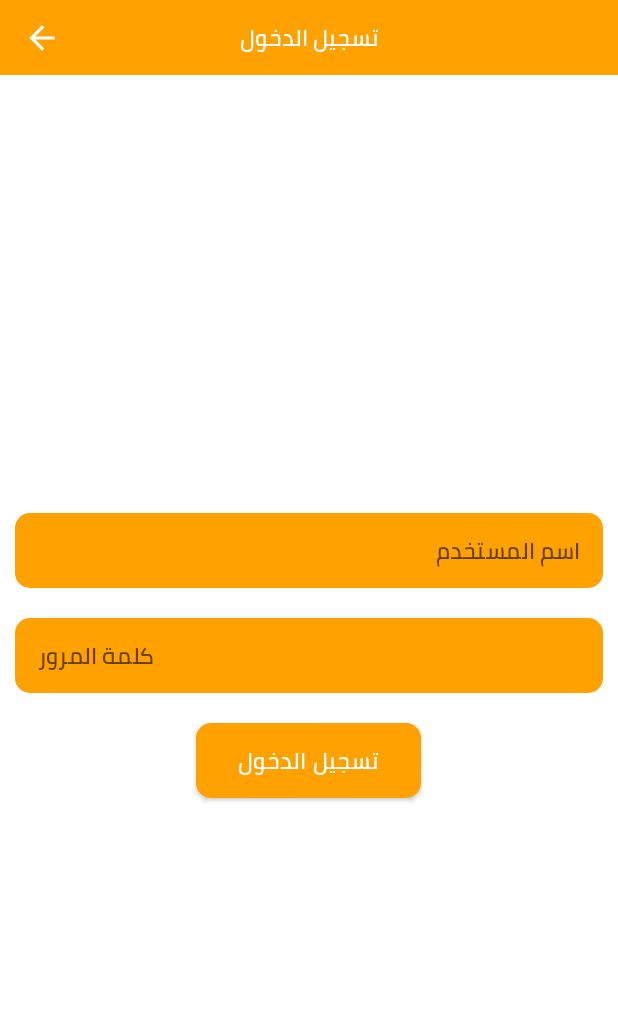
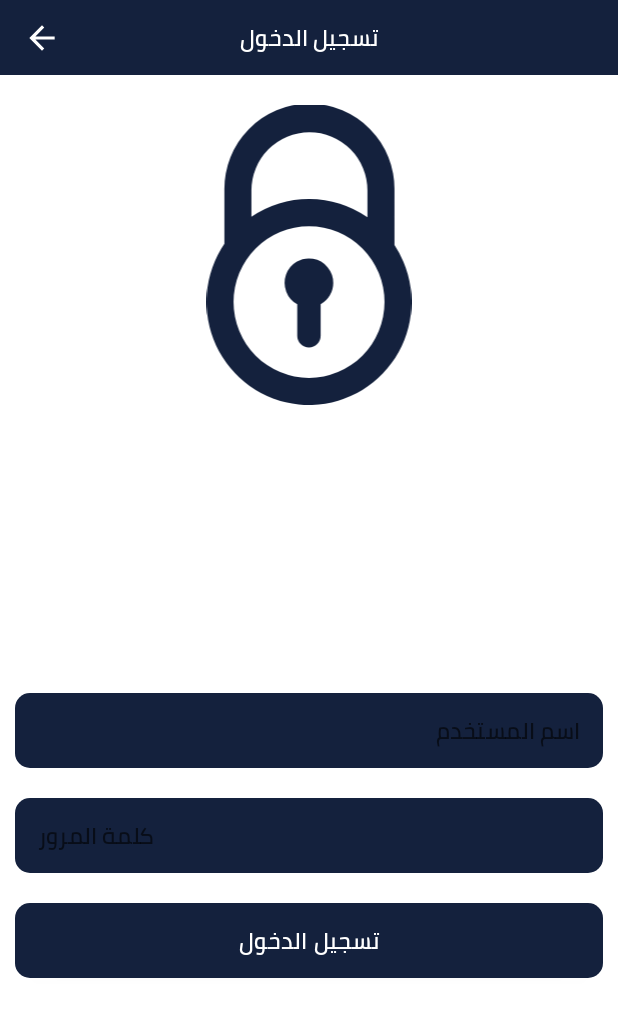
Before and after one commit to EssaShehab99/products_app_java, an Android app: the LoginActivity screen opened directly, with no data from a screen before it, on a phone screen of 412 x 824 dp. Shown: the top 1017 px of the screen. Run offline under Robolectric (Android 15) with nearby library versions, the phone set to English and light mode, and no system bars.

Commit message:
update ui

```diff
--- a/app/src/main/java/com/example/products_app/LoginActivity.java
+++ b/app/src/main/java/com/example/products_app/LoginActivity.java
@@ -17,7 +17,7 @@ public class LoginActivity extends AppCompatActivity {
          userName=findViewById(R.id.user_name);
           password=findViewById(R.id.password);
         findViewById(R.id.login_btn).setOnClickListener(v -> {
-            if (validate()&& userName.getText().toString().equals("admin") &&password.getText().toString().equals("admin")){
+            if (validate()&& userName.getText().toString().equals("user") &&password.getText().toString().equals("user")){
                 MainActivity.IS_LOGIN=true;
                 setResult(RESULT_OK);
                 finish();
--- /dev/null
+++ b/app/src/main/res/drawable/lock_icon.xml
@@ -0,0 +1,12 @@
+<vector xmlns:android="http://schemas.android.com/apk/res/android"
+    android:width="89.65dp"
+    android:height="130.54dp"
+    android:viewportWidth="89.65"
+    android:viewportHeight="130.54">
+  <path
+      android:pathData="M86.13,68.28a45.51,45.51 0,0 0,-3.95 -7.34L82.18,37.19a37.18,37.18 0,1 0,-74.35 0L7.83,60.41a44.82,44.82 0,1 0,78.3 7.87ZM45,11.84A25.35,25.35 0,0 1,70.36 37.19L70.36,48.88a44.81,44.81 0,0 0,-50.71 -0.25L19.65,37.19A25.39,25.39 0,0 1,45 11.84ZM44.83,118.74a33,33 0,1 1,33 -33h0a33,33 0,0 1,-33 33Z"
+      android:fillColor="#14213D"/>
+  <path
+      android:pathData="M55.41,77.41a10.62,10.62 0,1 0,-15.72 9.3v13.67a5.1,5.1 0,0 0,5.1 5.1h0a5.1,5.1 0,0 0,5.11 -5.1V86.71A10.62,10.62 0,0 0,55.41 77.41Z"
+      android:fillColor="#14213D"/>
+</vector>
--- a/app/src/main/res/layout/activity_details.xml
+++ b/app/src/main/res/layout/activity_details.xml
@@ -12,7 +12,7 @@
         android:id="@+id/toolbar"
         android:layout_width="match_parent"
         android:layout_height="wrap_content"
-        android:background="@color/primaryColor"
+        android:background="@color/teal_700"
         android:theme="@style/MyActionButtonOverflow">
 
         <ImageView
@@ -82,6 +82,7 @@
                     android:layout_marginVertical="20dp"
                     android:justificationMode="inter_word"
                     android:scrollbars="vertical"
+                    android:textColor="@color/teal_700"
                     android:textSize="20sp" />
             </LinearLayout>
         </ScrollView>
--- a/app/src/main/res/layout/activity_login.xml
+++ b/app/src/main/res/layout/activity_login.xml
@@ -4,10 +4,11 @@
     xmlns:tools="http://schemas.android.com/tools"
     android:layout_width="match_parent"
     android:layout_height="match_parent"
+    android:background="@color/white"
+    android:layoutDirection="rtl"
     android:orientation="vertical"
-    android:layoutDirection="rtl"
-    android:background="@color/white"
     tools:context=".LoginActivity">
+
     <LinearLayout
         android:id="@+id/toolbar"
         android:layout_width="match_parent"
@@ -19,8 +20,8 @@
         <androidx.constraintlayout.widget.ConstraintLayout
             android:layout_width="match_parent"
             android:layout_height="wrap_content"
-            android:paddingHorizontal="15dp"
-            android:orientation="horizontal">
+            android:orientation="horizontal"
+            android:paddingHorizontal="15dp">
 
             <ImageButton
                 android:id="@+id/back_btn"
@@ -28,13 +29,14 @@
                 android:layout_height="25dp"
                 android:background="@drawable/ic_baseline_arrow_back_24"
                 android:backgroundTint="@color/white"
+                android:contentDescription="TODO"
                 app:layout_constraintBottom_toBottomOf="parent"
                 app:layout_constraintEnd_toEndOf="parent"
-                app:layout_constraintTop_toTopOf="parent"
-                android:contentDescription="TODO" />
+                app:layout_constraintTop_toTopOf="parent" />
 
             <TextView
                 android:id="@+id/toolbar_manager"
+                style="@style/text_style"
                 android:layout_width="wrap_content"
                 android:layout_height="wrap_content"
                 android:layout_gravity="center"
@@ -44,16 +46,29 @@
                 app:layout_constraintBottom_toBottomOf="parent"
                 app:layout_constraintEnd_toEndOf="parent"
                 app:layout_constraintStart_toStartOf="parent"
-                app:layout_constraintTop_toTopOf="parent"
-                style="@style/text_style" />
+                app:layout_constraintTop_toTopOf="parent" />
 
         </androidx.constraintlayout.widget.ConstraintLayout>
     </LinearLayout>
+
     <RelativeLayout
         android:layout_width="match_parent"
         android:layout_height="match_parent"
         android:paddingHorizontal="0dp">
-
+  <LinearLayout
+      android:layout_width="match_parent"
+      android:layout_height="match_parent"
+      android:orientation="vertical">
+      <LinearLayout
+          android:layout_width="match_parent"
+          android:layout_height="wrap_content"
+          android:padding="20dp"
+          android:layout_gravity="center">
+          <ImageView
+              android:layout_width="match_parent"
+              android:layout_height="200dp"
+              android:src="@drawable/lock_icon" />
+      </LinearLayout>
       <LinearLayout
           android:id="@+id/lin"
           android:layout_width="match_parent"
@@ -63,6 +78,8 @@
           android:orientation="vertical"
           tools:ignore="UselessParent">
 
+
+
           <EditText
               android:id="@+id/user_name"
               style="@style/text_style"
@@ -70,26 +87,27 @@
               android:layout_height="50dp"
               android:layout_margin="10dp"
               android:autofillHints=""
-                android:scrollbars="vertical"
               android:background="@drawable/component_edittext"
               android:gravity="center|start"
               android:hint="اسم المستخدم"
               android:inputType="text"
               android:paddingHorizontal="15dp"
               android:paddingVertical="5dp"
-                android:theme="@style/text_style"/>
+              android:scrollbars="vertical"
+              android:theme="@style/text_style" />
+
           <EditText
               android:id="@+id/password"
               style="@style/text_style"
               android:layout_width="match_parent"
               android:layout_height="wrap_content"
-                android:minHeight="50dp"
               android:layout_margin="10dp"
               android:autofillHints=""
               android:background="@drawable/component_edittext"
               android:gravity="center|start"
               android:hint="كلمة المرور"
               android:inputType="textPassword"
+              android:minHeight="50dp"
               android:paddingHorizontal="15dp"
               android:paddingVertical="5dp"
               android:theme="@style/text_style" />
@@ -98,7 +116,7 @@
           <Button
               android:id="@+id/login_btn"
               style="@style/text_style"
-                android:layout_width="150dp"
+              android:layout_width="match_parent"
               android:layout_height="50dp"
               android:layout_gravity="center"
               android:layout_margin="10dp"
@@ -110,6 +128,7 @@
               android:textColor="@color/white"
               app:backgroundTint="@color/primaryColor" />
       </LinearLayout>
+  </LinearLayout>
 
     </RelativeLayout>
 </LinearLayout>
--- a/app/src/main/res/layout/activity_main.xml
+++ b/app/src/main/res/layout/activity_main.xml
@@ -9,7 +9,7 @@
         android:id="@+id/toolbar"
         android:layout_width="match_parent"
         android:layout_height="wrap_content"
-        android:background="@color/primaryColor"
+        android:background="@color/teal_700"
         android:theme="@style/MyActionButtonOverflow">
         <ImageView
             android:id="@+id/menu_btn"
--- a/app/src/main/res/layout/card.xml
+++ b/app/src/main/res/layout/card.xml
@@ -10,6 +10,7 @@
         android:layout_height="200dp"
         android:layout_marginTop="10dp"
         android:background="@drawable/card_with_shadow"
+        android:backgroundTint="@color/primaryColor"
         android:orientation="horizontal"
         android:padding="20dp">
 
--- a/app/src/main/res/values/colors.xml
+++ b/app/src/main/res/values/colors.xml
@@ -4,10 +4,10 @@
     <color name="purple_500">#FF03DAC5</color>
     <color name="purple_700">#FFA100</color>
     <color name="teal_200">#FF03DAC5</color>
-    <color name="teal_700">#FF018786</color>
+    <color name="teal_700">#FFA100</color>
     <color name="black">#FF000000</color>
     <color name="white">#FFFFFFFF</color>
     <color name="secondary">#E9E9E9</color>
-    <color name="primaryColor">#FFA100</color>
+    <color name="primaryColor">#14213D</color>
     <color name="blue">#FF0000</color>
 </resources>
```
Also changed, not shown: app/src/main/java/com/example/products_app/ProductsManagerActivity.java (+6 -2 lines), app/src/main/res/drawable/card_with_shadow.xml (+2 -7 lines), app/src/main/res/layout/activity_products_manager.xml (+14 -14 lines). Lines whose indentation alone changed are shown as unchanged.
